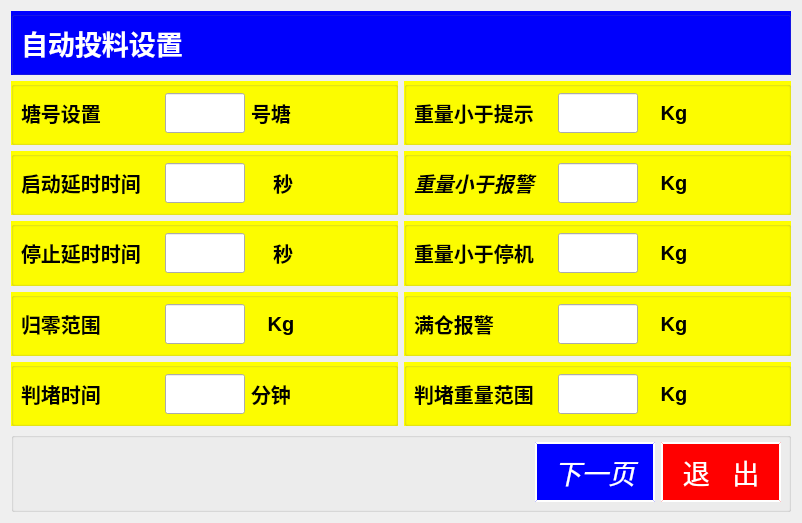
Old version of the form chengyi_Qt4linux/form_parameter.ui in the repository wsh01/batch-feeder.
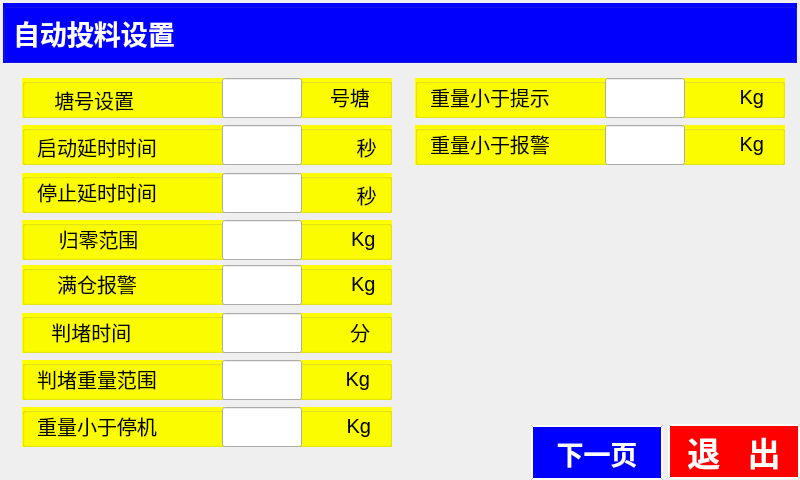
New version of the form.

```diff
--- a/chengyi_Qt4linux/form_parameter.ui
+++ b/chengyi_Qt4linux/form_parameter.ui
@@ -6,8 +6,8 @@
    <rect>
     <x>0</x>
     <y>0</y>
-    <width>802</width>
-    <height>523</height>
+    <width>800</width>
+    <height>480</height>
    </rect>
   </property>
   <property name="minimumSize">
@@ -19,9 +19,15 @@
   <property name="windowTitle">
    <string>Form</string>
   </property>
-  <layout class="QGridLayout" name="gridLayout_2">
-   <item row="0" column="0" colspan="2">
     <widget class="QGroupBox" name="groupBox_8">
+   <property name="geometry">
+    <rect>
+     <x>3</x>
+     <y>3</y>
+     <width>794</width>
+     <height>60</height>
+    </rect>
+   </property>
      <property name="styleSheet">
       <string notr="true">QGroupBox{ background-color:rgb(0, 0, 255);} 
 QGroupBox{ margin-top:0px;}
@@ -63,9 +69,15 @@
       </item>
      </layout>
     </widget>
-   </item>
-   <item row="2" column="0">
     <widget class="QGroupBox" name="groupBox_10">
+   <property name="geometry">
+    <rect>
+     <x>22</x>
+     <y>125</y>
+     <width>370</width>
+     <height>40</height>
+    </rect>
+   </property>
      <property name="styleSheet">
       <string notr="true">QGroupBox{ background-color:rgb(255, 255, 0);} 
 QGroupBox{ margin-top:0px;}
@@ -74,23 +86,39 @@
      <property name="title">
       <string/>
      </property>
-     <layout class="QGridLayout" name="gridLayout_10">
-      <item row="0" column="0">
        <widget class="QLabel" name="label_17">
+    <property name="geometry">
+     <rect>
+      <x>11</x>
+      <y>1</y>
+      <width>128</width>
+      <height>41</height>
+     </rect>
+    </property>
         <property name="font">
          <font>
           <pointsize>15</pointsize>
-          <weight>75</weight>
-          <bold>true</bold>
+      <weight>50</weight>
+      <italic>false</italic>
+      <bold>false</bold>
          </font>
         </property>
         <property name="text">
          <string>启动延时时间</string>
         </property>
-       </widget>
-      </item>
-      <item row="0" column="1">
+    <property name="alignment">
+     <set>Qt::AlignCenter</set>
+    </property>
+   </widget>
        <widget class="QLineEdit" name="lineEdit_25">
+    <property name="geometry">
+     <rect>
+      <x>200</x>
+      <y>0</y>
+      <width>80</width>
+      <height>40</height>
+     </rect>
+    </property>
         <property name="minimumSize">
          <size>
           <width>80</width>
@@ -111,26 +139,36 @@
          </font>
         </property>
        </widget>
-      </item>
-      <item row="0" column="2">
        <widget class="QLabel" name="label_49">
+    <property name="geometry">
+     <rect>
+      <x>318</x>
+      <y>1</y>
+      <width>41</width>
+      <height>41</height>
+     </rect>
+    </property>
         <property name="font">
          <font>
           <pointsize>15</pointsize>
-          <weight>75</weight>
-          <bold>true</bold>
+      <weight>50</weight>
+      <bold>false</bold>
          </font>
         </property>
         <property name="text">
-         <string>    秒</string>
-        </property>
-       </widget>
-      </item>
-     </layout>
-    </widget>
-   </item>
-   <item row="1" column="1">
+     <string>   秒</string>
+    </property>
+   </widget>
+  </widget>
     <widget class="QGroupBox" name="groupBox_16">
+   <property name="geometry">
+    <rect>
+     <x>415</x>
+     <y>78</y>
+     <width>370</width>
+     <height>40</height>
+    </rect>
+   </property>
      <property name="styleSheet">
       <string notr="true">QGroupBox{ background-color:rgb(255, 255, 0);} 
 QGroupBox{ margin-top:0px;}
@@ -139,23 +177,39 @@
      <property name="title">
       <string/>
      </property>
-     <layout class="QGridLayout" name="gridLayout_16">
-      <item row="0" column="0">
        <widget class="QLabel" name="label_23">
+    <property name="geometry">
+     <rect>
+      <x>11</x>
+      <y>-2</y>
+      <width>128</width>
+      <height>41</height>
+     </rect>
+    </property>
         <property name="font">
          <font>
           <pointsize>15</pointsize>
-          <weight>75</weight>
-          <bold>true</bold>
+      <weight>50</weight>
+      <italic>false</italic>
+      <bold>false</bold>
          </font>
         </property>
         <property name="text">
          <string>重量小于提示</string>
         </property>
-       </widget>
-      </item>
-      <item row="0" column="1">
+    <property name="alignment">
+     <set>Qt::AlignCenter</set>
+    </property>
+   </widget>
        <widget class="QLineEdit" name="lineEdit_31">
+    <property name="geometry">
+     <rect>
+      <x>190</x>
+      <y>0</y>
+      <width>80</width>
+      <height>40</height>
+     </rect>
+    </property>
         <property name="minimumSize">
          <size>
           <width>80</width>
@@ -176,26 +230,36 @@
          </font>
         </property>
        </widget>
-      </item>
-      <item row="0" column="2">
        <widget class="QLabel" name="label_55">
+    <property name="geometry">
+     <rect>
+      <x>308</x>
+      <y>-2</y>
+      <width>51</width>
+      <height>41</height>
+     </rect>
+    </property>
         <property name="font">
          <font>
           <pointsize>15</pointsize>
-          <weight>75</weight>
-          <bold>true</bold>
+      <weight>50</weight>
+      <bold>false</bold>
          </font>
         </property>
         <property name="text">
          <string>   Kg</string>
         </property>
        </widget>
-      </item>
-     </layout>
-    </widget>
-   </item>
-   <item row="1" column="0">
+  </widget>
     <widget class="QGroupBox" name="groupBox_9">
+   <property name="geometry">
+    <rect>
+     <x>22</x>
+     <y>78</y>
+     <width>370</width>
+     <height>40</height>
+    </rect>
+   </property>
      <property name="styleSheet">
       <string notr="true">QGroupBox{ background-color:rgb(255, 255, 0);} 
 QGroupBox{ margin-top:0px;}
@@ -204,24 +268,39 @@
      <property name="title">
       <string/>
      </property>
-     <layout class="QGridLayout" name="gridLayout_9">
-      <item row="0" column="0">
        <widget class="QLabel" name="label_16">
+    <property name="geometry">
+     <rect>
+      <x>11</x>
+      <y>1</y>
+      <width>128</width>
+      <height>41</height>
+     </rect>
+    </property>
         <property name="font">
          <font>
           <pointsize>15</pointsize>
-          <weight>75</weight>
+      <weight>50</weight>
           <italic>false</italic>
-          <bold>true</bold>
+      <bold>false</bold>
          </font>
         </property>
         <property name="text">
-         <string>塘号设置         </string>
-        </property>
-       </widget>
-      </item>
-      <item row="0" column="1">
+     <string>塘号设置 </string>
+    </property>
+    <property name="alignment">
+     <set>Qt::AlignCenter</set>
+    </property>
+   </widget>
        <widget class="QLineEdit" name="lineEdit_24">
+    <property name="geometry">
+     <rect>
+      <x>200</x>
+      <y>0</y>
+      <width>80</width>
+      <height>40</height>
+     </rect>
+    </property>
         <property name="minimumSize">
          <size>
           <width>80</width>
@@ -242,26 +321,36 @@
          </font>
         </property>
        </widget>
-      </item>
-      <item row="0" column="2">
        <widget class="QLabel" name="label_48">
+    <property name="geometry">
+     <rect>
+      <x>308</x>
+      <y>-2</y>
+      <width>51</width>
+      <height>41</height>
+     </rect>
+    </property>
         <property name="font">
          <font>
           <pointsize>15</pointsize>
-          <weight>75</weight>
-          <bold>true</bold>
+      <weight>50</weight>
+      <bold>false</bold>
          </font>
         </property>
         <property name="text">
          <string>号塘</string>
         </property>
        </widget>
-      </item>
-     </layout>
-    </widget>
-   </item>
-   <item row="3" column="1">
+  </widget>
     <widget class="QGroupBox" name="groupBox_15">
+   <property name="geometry">
+    <rect>
+     <x>22</x>
+     <y>407</y>
+     <width>370</width>
+     <height>40</height>
+    </rect>
+   </property>
      <property name="styleSheet">
       <string notr="true">QGroupBox{ background-color:rgb(255, 255, 0);} 
 QGroupBox{ margin-top:0px;}
@@ -270,23 +359,39 @@
      <property name="title">
       <string/>
      </property>
-     <layout class="QGridLayout" name="gridLayout_15">
-      <item row="0" column="0">
        <widget class="QLabel" name="label_22">
+    <property name="geometry">
+     <rect>
+      <x>11</x>
+      <y>-2</y>
+      <width>128</width>
+      <height>41</height>
+     </rect>
+    </property>
         <property name="font">
          <font>
           <pointsize>15</pointsize>
-          <weight>75</weight>
-          <bold>true</bold>
+      <weight>50</weight>
+      <italic>false</italic>
+      <bold>false</bold>
          </font>
         </property>
         <property name="text">
          <string>重量小于停机</string>
         </property>
-       </widget>
-      </item>
-      <item row="0" column="1">
+    <property name="alignment">
+     <set>Qt::AlignCenter</set>
+    </property>
+   </widget>
        <widget class="QLineEdit" name="lineEdit_30">
+    <property name="geometry">
+     <rect>
+      <x>200</x>
+      <y>0</y>
+      <width>80</width>
+      <height>40</height>
+     </rect>
+    </property>
         <property name="minimumSize">
          <size>
           <width>80</width>
@@ -307,26 +412,36 @@
          </font>
         </property>
        </widget>
-      </item>
-      <item row="0" column="2">
        <widget class="QLabel" name="label_54">
+    <property name="geometry">
+     <rect>
+      <x>308</x>
+      <y>-2</y>
+      <width>51</width>
+      <height>41</height>
+     </rect>
+    </property>
         <property name="font">
          <font>
           <pointsize>15</pointsize>
-          <weight>75</weight>
-          <bold>true</bold>
+      <weight>50</weight>
+      <bold>false</bold>
          </font>
         </property>
         <property name="text">
          <string>   Kg</string>
         </property>
        </widget>
-      </item>
-     </layout>
-    </widget>
-   </item>
-   <item row="4" column="0">
+  </widget>
     <widget class="QGroupBox" name="groupBox_12">
+   <property name="geometry">
+    <rect>
+     <x>22</x>
+     <y>220</y>
+     <width>370</width>
+     <height>40</height>
+    </rect>
+   </property>
      <property name="styleSheet">
       <string notr="true">QGroupBox{ background-color:rgb(255, 255, 0);} 
 QGroupBox{ margin-top:0px;}
@@ -335,23 +450,39 @@
      <property name="title">
       <string/>
      </property>
-     <layout class="QGridLayout" name="gridLayout_12">
-      <item row="0" column="0">
        <widget class="QLabel" name="label_19">
+    <property name="geometry">
+     <rect>
+      <x>11</x>
+      <y>-2</y>
+      <width>131</width>
+      <height>41</height>
+     </rect>
+    </property>
         <property name="font">
          <font>
           <pointsize>15</pointsize>
-          <weight>75</weight>
-          <bold>true</bold>
+      <weight>50</weight>
+      <italic>false</italic>
+      <bold>false</bold>
          </font>
         </property>
         <property name="text">
-         <string>归零范围        </string>
-        </property>
-       </widget>
-      </item>
-      <item row="0" column="1">
+     <string>归零范围</string>
+    </property>
+    <property name="alignment">
+     <set>Qt::AlignCenter</set>
+    </property>
+   </widget>
        <widget class="QLineEdit" name="lineEdit_27">
+    <property name="geometry">
+     <rect>
+      <x>200</x>
+      <y>0</y>
+      <width>80</width>
+      <height>40</height>
+     </rect>
+    </property>
         <property name="minimumSize">
          <size>
           <width>80</width>
@@ -372,26 +503,36 @@
          </font>
         </property>
        </widget>
-      </item>
-      <item row="0" column="2">
        <widget class="QLabel" name="label_51">
+    <property name="geometry">
+     <rect>
+      <x>318</x>
+      <y>-2</y>
+      <width>41</width>
+      <height>41</height>
+     </rect>
+    </property>
         <property name="font">
          <font>
           <pointsize>15</pointsize>
-          <weight>75</weight>
-          <bold>true</bold>
+      <weight>50</weight>
+      <bold>false</bold>
          </font>
         </property>
         <property name="text">
-         <string>   Kg</string>
-        </property>
-       </widget>
-      </item>
-     </layout>
-    </widget>
-   </item>
-   <item row="5" column="0">
+     <string>  Kg</string>
+    </property>
+   </widget>
+  </widget>
     <widget class="QGroupBox" name="groupBox_7">
+   <property name="geometry">
+    <rect>
+     <x>22</x>
+     <y>313</y>
+     <width>370</width>
+     <height>40</height>
+    </rect>
+   </property>
      <property name="styleSheet">
       <string notr="true">QGroupBox{ background-color:rgb(255, 255, 0);} 
 QGroupBox{ margin-top:0px;}
@@ -400,23 +541,39 @@
      <property name="title">
       <string/>
      </property>
-     <layout class="QGridLayout" name="gridLayout_7">
-      <item row="0" column="0">
        <widget class="QLabel" name="label_14">
+    <property name="geometry">
+     <rect>
+      <x>11</x>
+      <y>-2</y>
+      <width>128</width>
+      <height>41</height>
+     </rect>
+    </property>
         <property name="font">
          <font>
           <pointsize>15</pointsize>
-          <weight>75</weight>
-          <bold>true</bold>
+      <weight>50</weight>
+      <italic>false</italic>
+      <bold>false</bold>
          </font>
         </property>
         <property name="text">
-         <string>判堵时间        </string>
-        </property>
-       </widget>
-      </item>
-      <item row="0" column="1">
+     <string>判堵时间  </string>
+    </property>
+    <property name="alignment">
+     <set>Qt::AlignCenter</set>
+    </property>
+   </widget>
        <widget class="QLineEdit" name="lineEdit_23">
+    <property name="geometry">
+     <rect>
+      <x>200</x>
+      <y>0</y>
+      <width>80</width>
+      <height>40</height>
+     </rect>
+    </property>
         <property name="minimumSize">
          <size>
           <width>80</width>
@@ -437,26 +594,36 @@
          </font>
         </property>
        </widget>
-      </item>
-      <item row="0" column="2">
        <widget class="QLabel" name="label_47">
+    <property name="geometry">
+     <rect>
+      <x>328</x>
+      <y>-2</y>
+      <width>31</width>
+      <height>41</height>
+     </rect>
+    </property>
         <property name="font">
          <font>
           <pointsize>15</pointsize>
-          <weight>75</weight>
-          <bold>true</bold>
+      <weight>50</weight>
+      <bold>false</bold>
          </font>
         </property>
         <property name="text">
-         <string>分钟</string>
-        </property>
-       </widget>
-      </item>
-     </layout>
-    </widget>
-   </item>
-   <item row="5" column="1">
+     <string>分</string>
+    </property>
+   </widget>
+  </widget>
     <widget class="QGroupBox" name="groupBox_14">
+   <property name="geometry">
+    <rect>
+     <x>22</x>
+     <y>360</y>
+     <width>370</width>
+     <height>40</height>
+    </rect>
+   </property>
      <property name="styleSheet">
       <string notr="true">QGroupBox{ background-color:rgb(255, 255, 0);} 
 QGroupBox{ margin-top:0px;}
@@ -465,9 +632,15 @@
      <property name="title">
       <string/>
      </property>
-     <layout class="QGridLayout" name="gridLayout_14">
-      <item row="0" column="1">
        <widget class="QLineEdit" name="lineEdit_29">
+    <property name="geometry">
+     <rect>
+      <x>200</x>
+      <y>0</y>
+      <width>80</width>
+      <height>40</height>
+     </rect>
+    </property>
         <property name="minimumSize">
          <size>
           <width>80</width>
@@ -488,132 +661,60 @@
          </font>
         </property>
        </widget>
-      </item>
-      <item row="0" column="2">
        <widget class="QLabel" name="label_53">
+    <property name="geometry">
+     <rect>
+      <x>318</x>
+      <y>-2</y>
+      <width>41</width>
+      <height>41</height>
+     </rect>
+    </property>
         <property name="font">
          <font>
           <pointsize>15</pointsize>
-          <weight>75</weight>
-          <bold>true</bold>
+      <weight>50</weight>
+      <bold>false</bold>
          </font>
         </property>
         <property name="text">
-         <string>   Kg</string>
-        </property>
-       </widget>
-      </item>
-      <item row="0" column="0">
+     <string> Kg</string>
+    </property>
+   </widget>
        <widget class="QLabel" name="label_21">
+    <property name="geometry">
+     <rect>
+      <x>11</x>
+      <y>-2</y>
+      <width>128</width>
+      <height>41</height>
+     </rect>
+    </property>
         <property name="font">
          <font>
           <pointsize>15</pointsize>
-          <weight>75</weight>
-          <bold>true</bold>
+      <weight>50</weight>
+      <italic>false</italic>
+      <bold>false</bold>
          </font>
         </property>
         <property name="text">
          <string>判堵重量范围</string>
         </property>
-       </widget>
-      </item>
-     </layout>
-    </widget>
-   </item>
-   <item row="6" column="0" colspan="2">
-    <widget class="QGroupBox" name="groupBox">
-     <property name="styleSheet">
-      <string notr="true">QGroupBox{ margin-top:0px;} QGroupBox:title {margin-top: 0px;}</string>
-     </property>
-     <property name="title">
-      <string/>
-     </property>
-     <layout class="QGridLayout" name="gridLayout">
-      <item row="0" column="0">
-       <spacer name="horizontalSpacer">
-        <property name="orientation">
-         <enum>Qt::Horizontal</enum>
-        </property>
-        <property name="sizeHint" stdset="0">
-         <size>
-          <width>40</width>
-          <height>20</height>
-         </size>
-        </property>
-       </spacer>
-      </item>
-      <item row="0" column="1">
-       <widget class="QPushButton" name="btn_next">
-        <property name="minimumSize">
-         <size>
-          <width>120</width>
-          <height>60</height>
-         </size>
-        </property>
-        <property name="maximumSize">
-         <size>
-          <width>120</width>
-          <height>60</height>
-         </size>
-        </property>
-        <property name="font">
-         <font>
-          <pointsize>20</pointsize>
-          <italic>true</italic>
-         </font>
-        </property>
-        <property name="styleSheet">
-         <string notr="true">QPushButton { background-color:rgb(0, 0, 255);
-color:rgb(255, 255, 255); 
-border-style: outset;
-                           	border-width: 2px;
-	                         border-color: white;}
-QPushButton:hover { background-color: rgb(0, 100, 255); }
-</string>
-        </property>
-        <property name="text">
-         <string>下一页</string>
-        </property>
-       </widget>
-      </item>
-      <item row="0" column="2">
-       <widget class="QPushButton" name="btn_quit">
-        <property name="minimumSize">
-         <size>
-          <width>120</width>
-          <height>60</height>
-         </size>
-        </property>
-        <property name="maximumSize">
-         <size>
-          <width>120</width>
-          <height>60</height>
-         </size>
-        </property>
-        <property name="font">
-         <font>
-          <pointsize>20</pointsize>
-         </font>
-        </property>
-        <property name="styleSheet">
-         <string notr="true">QPushButton { background-color:rgb(255, 0, 0);} 
-QPushButton:hover { background-color: rgb(255, 50, 0); }
-QPushButton {color:rgb(255, 255, 255);
-                             border-style: outset;
-                           	border-width: 2px;
-	                         border-color: white;}
-</string>
-        </property>
-        <property name="text">
-         <string>退   出</string>
-        </property>
-       </widget>
-      </item>
-     </layout>
-    </widget>
-   </item>
-   <item row="4" column="1">
+    <property name="alignment">
+     <set>Qt::AlignCenter</set>
+    </property>
+   </widget>
+  </widget>
     <widget class="QGroupBox" name="groupBox_13">
+   <property name="geometry">
+    <rect>
+     <x>22</x>
+     <y>265</y>
+     <width>370</width>
+     <height>40</height>
+    </rect>
+   </property>
      <property name="styleSheet">
       <string notr="true">QGroupBox{ background-color:rgb(255, 255, 0);} 
 QGroupBox{ margin-top:0px;}
@@ -622,23 +723,39 @@
      <property name="title">
       <string/>
      </property>
-     <layout class="QGridLayout" name="gridLayout_13">
-      <item row="0" column="0">
        <widget class="QLabel" name="label_20">
+    <property name="geometry">
+     <rect>
+      <x>11</x>
+      <y>-2</y>
+      <width>128</width>
+      <height>41</height>
+     </rect>
+    </property>
         <property name="font">
          <font>
           <pointsize>15</pointsize>
-          <weight>75</weight>
-          <bold>true</bold>
+      <weight>50</weight>
+      <italic>false</italic>
+      <bold>false</bold>
          </font>
         </property>
         <property name="text">
-         <string>满仓报警        </string>
-        </property>
-       </widget>
-      </item>
-      <item row="0" column="1">
+     <string>满仓报警</string>
+    </property>
+    <property name="alignment">
+     <set>Qt::AlignCenter</set>
+    </property>
+   </widget>
        <widget class="QLineEdit" name="lineEdit_28">
+    <property name="geometry">
+     <rect>
+      <x>200</x>
+      <y>0</y>
+      <width>80</width>
+      <height>40</height>
+     </rect>
+    </property>
         <property name="minimumSize">
          <size>
           <width>80</width>
@@ -659,26 +776,36 @@
          </font>
         </property>
        </widget>
-      </item>
-      <item row="0" column="2">
        <widget class="QLabel" name="label_52">
+    <property name="geometry">
+     <rect>
+      <x>318</x>
+      <y>-2</y>
+      <width>41</width>
+      <height>41</height>
+     </rect>
+    </property>
         <property name="font">
          <font>
           <pointsize>15</pointsize>
-          <weight>75</weight>
-          <bold>true</bold>
+      <weight>50</weight>
+      <bold>false</bold>
          </font>
         </property>
         <property name="text">
-         <string>   Kg</string>
-        </property>
-       </widget>
-      </item>
-     </layout>
-    </widget>
-   </item>
-   <item row="2" column="1">
+     <string>  Kg</string>
+    </property>
+   </widget>
+  </widget>
     <widget class="QGroupBox" name="groupBox_17">
+   <property name="geometry">
+    <rect>
+     <x>415</x>
+     <y>125</y>
+     <width>370</width>
+     <height>40</height>
+    </rect>
+   </property>
      <property name="styleSheet">
       <string notr="true">QGroupBox{ background-color:rgb(255, 255, 0);} 
 QGroupBox{ margin-top:0px;}
@@ -687,24 +814,39 @@
      <property name="title">
       <string/>
      </property>
-     <layout class="QGridLayout" name="gridLayout_17">
-      <item row="0" column="0">
        <widget class="QLabel" name="label_24">
+    <property name="geometry">
+     <rect>
+      <x>11</x>
+      <y>-2</y>
+      <width>128</width>
+      <height>41</height>
+     </rect>
+    </property>
         <property name="font">
          <font>
           <pointsize>15</pointsize>
-          <weight>75</weight>
-          <italic>true</italic>
-          <bold>true</bold>
+      <weight>50</weight>
+      <italic>false</italic>
+      <bold>false</bold>
          </font>
         </property>
         <property name="text">
          <string>重量小于报警</string>
         </property>
-       </widget>
-      </item>
-      <item row="0" column="1">
+    <property name="alignment">
+     <set>Qt::AlignCenter</set>
+    </property>
+   </widget>
        <widget class="QLineEdit" name="lineEdit_32">
+    <property name="geometry">
+     <rect>
+      <x>190</x>
+      <y>0</y>
+      <width>80</width>
+      <height>40</height>
+     </rect>
+    </property>
         <property name="minimumSize">
          <size>
           <width>80</width>
@@ -725,26 +867,36 @@
          </font>
         </property>
        </widget>
-      </item>
-      <item row="0" column="2">
        <widget class="QLabel" name="label_56">
+    <property name="geometry">
+     <rect>
+      <x>308</x>
+      <y>-2</y>
+      <width>51</width>
+      <height>41</height>
+     </rect>
+    </property>
         <property name="font">
          <font>
           <pointsize>15</pointsize>
-          <weight>75</weight>
-          <bold>true</bold>
+      <weight>50</weight>
+      <bold>false</bold>
          </font>
         </property>
         <property name="text">
          <string>   Kg</string>
         </property>
        </widget>
-      </item>
-     </layout>
-    </widget>
-   </item>
-   <item row="3" column="0">
+  </widget>
     <widget class="QGroupBox" name="groupBox_11">
+   <property name="geometry">
+    <rect>
+     <x>22</x>
+     <y>173</y>
+     <width>370</width>
+     <height>40</height>
+    </rect>
+   </property>
      <property name="styleSheet">
       <string notr="true">QGroupBox{ background-color:rgb(255, 255, 0);} 
 QGroupBox{ margin-top:0px;}
@@ -753,23 +905,39 @@
      <property name="title">
       <string/>
      </property>
-     <layout class="QGridLayout" name="gridLayout_11">
-      <item row="0" column="0">
        <widget class="QLabel" name="label_18">
+    <property name="geometry">
+     <rect>
+      <x>11</x>
+      <y>-2</y>
+      <width>128</width>
+      <height>41</height>
+     </rect>
+    </property>
         <property name="font">
          <font>
           <pointsize>15</pointsize>
-          <weight>75</weight>
-          <bold>true</bold>
+      <weight>50</weight>
+      <italic>false</italic>
+      <bold>false</bold>
          </font>
         </property>
         <property name="text">
          <string>停止延时时间</string>
         </property>
-       </widget>
-      </item>
-      <item row="0" column="1">
+    <property name="alignment">
+     <set>Qt::AlignCenter</set>
+    </property>
+   </widget>
        <widget class="QLineEdit" name="lineEdit_26">
+    <property name="geometry">
+     <rect>
+      <x>200</x>
+      <y>0</y>
+      <width>80</width>
+      <height>40</height>
+     </rect>
+    </property>
         <property name="minimumSize">
          <size>
           <width>80</width>
@@ -790,25 +958,110 @@
          </font>
         </property>
        </widget>
-      </item>
-      <item row="0" column="2">
        <widget class="QLabel" name="label_50">
+    <property name="geometry">
+     <rect>
+      <x>318</x>
+      <y>1</y>
+      <width>41</width>
+      <height>41</height>
+     </rect>
+    </property>
         <property name="font">
          <font>
           <pointsize>15</pointsize>
+      <weight>50</weight>
+      <bold>false</bold>
+     </font>
+    </property>
+    <property name="text">
+     <string>   秒</string>
+    </property>
+   </widget>
+  </widget>
+  <widget class="QPushButton" name="btn_quit">
+   <property name="geometry">
+    <rect>
+     <x>668</x>
+     <y>424</y>
+     <width>132</width>
+     <height>55</height>
+    </rect>
+   </property>
+   <property name="minimumSize">
+    <size>
+     <width>132</width>
+     <height>55</height>
+    </size>
+   </property>
+   <property name="maximumSize">
+    <size>
+     <width>132</width>
+     <height>55</height>
+    </size>
+   </property>
+   <property name="font">
+    <font>
+     <pointsize>25</pointsize>
           <weight>75</weight>
           <bold>true</bold>
          </font>
         </property>
+   <property name="styleSheet">
+    <string notr="true">QPushButton { background-color:rgb(255, 0, 0);} 
+QPushButton:hover { background-color: rgb(255, 50, 0); }
+QPushButton {color:rgb(255, 255, 255);
+                             border-style: outset;
+                           	border-width: 2px;
+	                         border-color: white;}
+</string>
+   </property>
         <property name="text">
-         <string>    秒</string>
-        </property>
-       </widget>
-      </item>
-     </layout>
-    </widget>
-   </item>
-  </layout>
+    <string>退   出</string>
+   </property>
+  </widget>
+  <widget class="QPushButton" name="btn_next">
+   <property name="geometry">
+    <rect>
+     <x>531</x>
+     <y>425</y>
+     <width>132</width>
+     <height>55</height>
+    </rect>
+   </property>
+   <property name="minimumSize">
+    <size>
+     <width>132</width>
+     <height>55</height>
+    </size>
+   </property>
+   <property name="maximumSize">
+    <size>
+     <width>132</width>
+     <height>55</height>
+    </size>
+   </property>
+   <property name="font">
+    <font>
+     <pointsize>20</pointsize>
+     <weight>75</weight>
+     <italic>false</italic>
+     <bold>true</bold>
+    </font>
+   </property>
+   <property name="styleSheet">
+    <string notr="true">QPushButton { background-color:rgb(0, 0, 255);
+color:rgb(255, 255, 255); 
+border-style: outset;
+                           	border-width: 2px;
+	                         border-color: white;}
+QPushButton:hover { background-color: rgb(0, 100, 255); }
+</string>
+   </property>
+   <property name="text">
+    <string>下一页</string>
+   </property>
+  </widget>
   <zorder>groupBox_8</zorder>
   <zorder>groupBox_9</zorder>
   <zorder>groupBox_16</zorder>
```
Left out of the diff: 2 changed lines with no effect on the pictures. Lines whose indentation alone changed are shown as unchanged.
